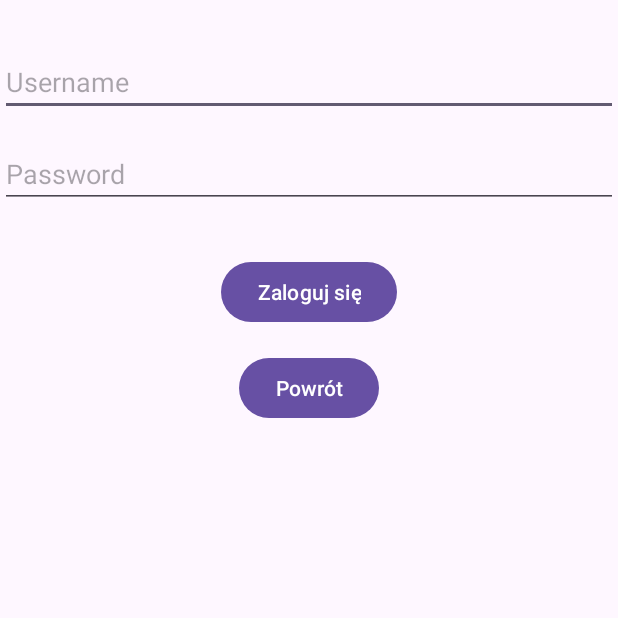
After one commit to Parto5/2048-orientation-based, an Android app: the LoginActivity screen opened directly, with no data from a screen before it, on a phone screen of 412 x 824 dp, the top half of it. The commit adds this screen. Run offline under Robolectric (Android 15) with nearby library versions, the phone set to English and light mode, and no system bars.

Commit message:
Nowy ekran do logowania i powrót do głównej strony - funkcja logowania jeszcze nie gotowa.

```diff
--- a/app/src/main/java/com/example/a2048test3/GameLogic.java
+++ b/app/src/main/java/com/example/a2048test3/GameLogic.java
@@ -13,9 +13,9 @@ import retrofit2.Response;
 
 public class GameLogic {
 
-    private MainActivity mainActivity;
-    private GameApi gameApi;
-    private TextView[][] tiles;  // Tablica przechowująca referencje do pól
+    private final MainActivity mainActivity;
+    private final GameApi gameApi;
+    private final TextView[][] tiles;  // Tablica przechowująca referencje do pól
     private int[][] board;       // Plansza do przechowywania wartości
     private boolean isMoving = false;  // Flaga kontrolująca, czy ruch jest w trakcie
     private boolean canMove = true; // Flaga sprawdzająca, czy ruchy są dozwolone
--- /dev/null
+++ b/app/src/main/java/com/example/a2048test3/LoginActivity.java
@@ -0,0 +1,60 @@
+package com.example.a2048test3;
+
+import android.os.Bundle;
+import android.view.View;
+import android.widget.Button;
+import android.widget.EditText;
+
+import androidx.activity.EdgeToEdge;
+import androidx.appcompat.app.AppCompatActivity;
+import androidx.core.graphics.Insets;
+import androidx.core.view.ViewCompat;
+import androidx.core.view.WindowInsetsCompat;
+
+public class LoginActivity extends AppCompatActivity {
+
+    private EditText usernameEditText;
+    private EditText passwordEditText;
+    private Button backButton;
+    private Button loginButton;
+
+    @Override
+    protected void onCreate(Bundle savedInstanceState) {
+        super.onCreate(savedInstanceState);
+        EdgeToEdge.enable(this);
+        setContentView(R.layout.activity_login);
+        ViewCompat.setOnApplyWindowInsetsListener(findViewById(R.id.main), (v, insets) -> {
+            Insets systemBars = insets.getInsets(WindowInsetsCompat.Type.systemBars());
+            v.setPadding(systemBars.left, systemBars.top, systemBars.right, systemBars.bottom);
+            return insets;
+        });
+
+        // Inicjalizacja komponentów
+        usernameEditText = findViewById(R.id.usernameEditText);
+        passwordEditText = findViewById(R.id.passwordEditText);
+        loginButton = findViewById(R.id.loginButton);
+
+        loginButton.setOnClickListener(v -> {
+            //String username = usernameEditText.getText().toString();
+            //String password = passwordEditText.getText().toString();
+
+            // Obsługa logowania
+            // Możesz teraz dodać logikę sprawdzania użytkownika
+        });
+
+        backButton = findViewById(R.id.goBackButton);
+        backButton.setOnClickListener(new View.OnClickListener() {
+//            @Override
+//            public void onClick(View v) {
+//                // Przechodzimy do ekranu logowania
+//                Intent intent = new Intent(LoginActivity.this, MainActivity.class);
+//                startActivity(intent);
+//            }
+            @Override
+            public void onClick(View v) {
+                // Zamiast nowego intentu, możesz użyć finish(), aby wrócić do poprzedniego ekranu
+                finish();
+            }
+        });
+    }
+}
--- a/app/src/main/res/drawable/grid_background.xml
+++ b/app/src/main/res/drawable/grid_background.xml
@@ -1,7 +1,7 @@
 <?xml version="1.0" encoding="utf-8"?>
 <shape xmlns:android="http://schemas.android.com/apk/res/android">
     <!-- Tło planszy: Jasnoszary kolor -->
-    <solid android:color="#f0f0f0"/>
+    <solid android:color="#CFC5B0"/>
 
     <!-- Zaokrąglone rogi dla planszy -->
     <corners android:radius="10dp"/>
--- a/app/src/main/res/drawable/tile_background.xml
+++ b/app/src/main/res/drawable/tile_background.xml
@@ -1,8 +1,10 @@
 <?xml version="1.0" encoding="utf-8"?>
 <shape xmlns:android="http://schemas.android.com/apk/res/android">
 
-        <solid android:color="#d30000" />
+        <solid android:color="#0000C3" />
         <corners android:radius="2dp" />
+        <size android:height="70dp" />
+        <size android:width="70dp" />
         <stroke android:color="#b0b0b0" android:width="2dp" />
 
 </shape>
--- /dev/null
+++ b/app/src/main/res/layout/activity_login.xml
@@ -0,0 +1,51 @@
+<?xml version="1.0" encoding="utf-8"?>
+<androidx.constraintlayout.widget.ConstraintLayout xmlns:android="http://schemas.android.com/apk/res/android"
+    xmlns:app="http://schemas.android.com/apk/res-auto"
+    xmlns:tools="http://schemas.android.com/tools"
+    android:id="@+id/main"
+    android:layout_width="match_parent"
+    android:layout_height="match_parent"
+    tools:context=".LoginActivity">
+
+    <EditText
+        android:id="@+id/usernameEditText"
+        android:layout_width="0dp"
+        android:layout_height="wrap_content"
+        android:hint="Username"
+        app:layout_constraintTop_toTopOf="parent"
+        app:layout_constraintStart_toStartOf="parent"
+        app:layout_constraintEnd_toEndOf="parent"
+        android:layout_marginTop="32dp"/>
+
+    <EditText
+        android:id="@+id/passwordEditText"
+        android:layout_width="0dp"
+        android:layout_height="wrap_content"
+        android:hint="Password"
+        android:inputType="textPassword"
+        app:layout_constraintTop_toBottomOf="@id/usernameEditText"
+        app:layout_constraintStart_toStartOf="parent"
+        app:layout_constraintEnd_toEndOf="parent"
+        android:layout_marginTop="16dp"/>
+
+    <Button
+        android:id="@+id/loginButton"
+        android:layout_width="wrap_content"
+        android:layout_height="wrap_content"
+        android:text="Zaloguj się"
+        app:layout_constraintTop_toBottomOf="@id/passwordEditText"
+        app:layout_constraintStart_toStartOf="parent"
+        app:layout_constraintEnd_toEndOf="parent"
+        android:layout_marginTop="32dp"/>
+
+    <Button
+        android:id="@+id/goBackButton"
+        android:layout_width="wrap_content"
+        android:layout_height="wrap_content"
+        android:text="Powrót"
+        app:layout_constraintTop_toBottomOf="@id/loginButton"
+        app:layout_constraintStart_toStartOf="parent"
+        app:layout_constraintEnd_toEndOf="parent"
+        android:layout_marginTop="16dp"/>
+
+</androidx.constraintlayout.widget.ConstraintLayout>
--- a/app/src/main/res/values/strings.xml
+++ b/app/src/main/res/values/strings.xml
@@ -1,3 +1,5 @@
 <resources>
     <string name="app_name">2048 test 3</string>
+    <string name="statusStringInitial">Pochylenie: Brak</string>
+    <string name="numberOfMovesInitial">Liczba ruchów: niezalogowany</string>
 </resources>
```
Also changed, not shown: app/src/main/AndroidManifest.xml (+7 -2 lines), app/src/main/java/com/example/a2048test3/MainActivity.java (+17 -0 lines), app/src/main/res/layout/activity_main.xml (+19 -4 lines), 1 other file.
